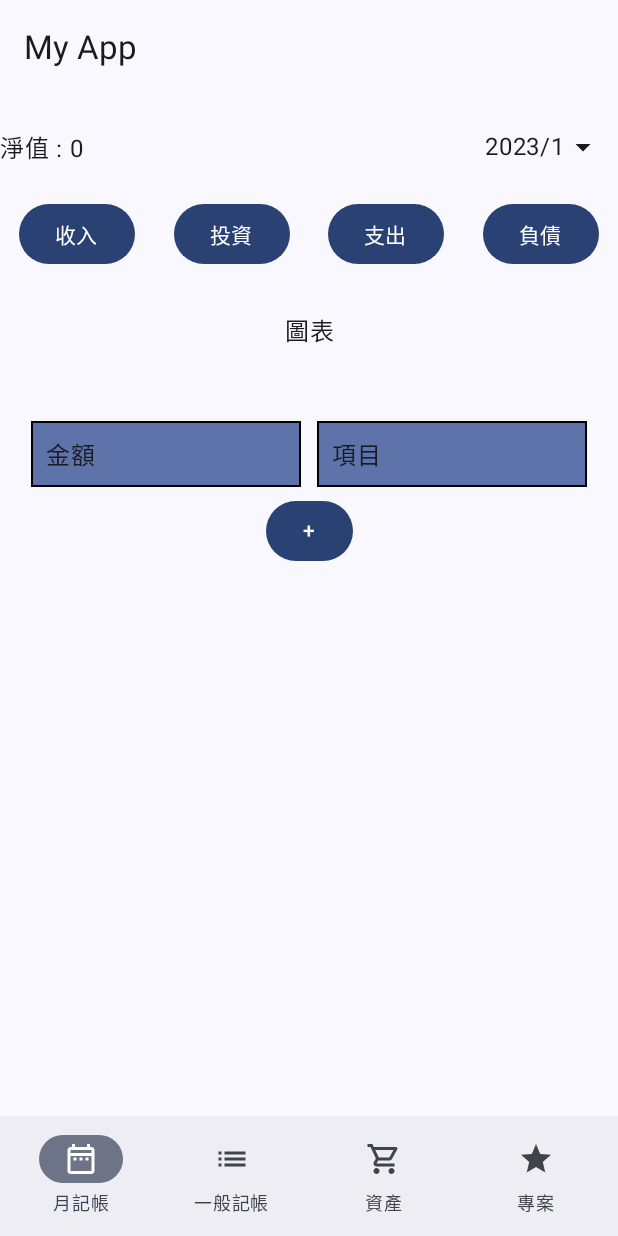
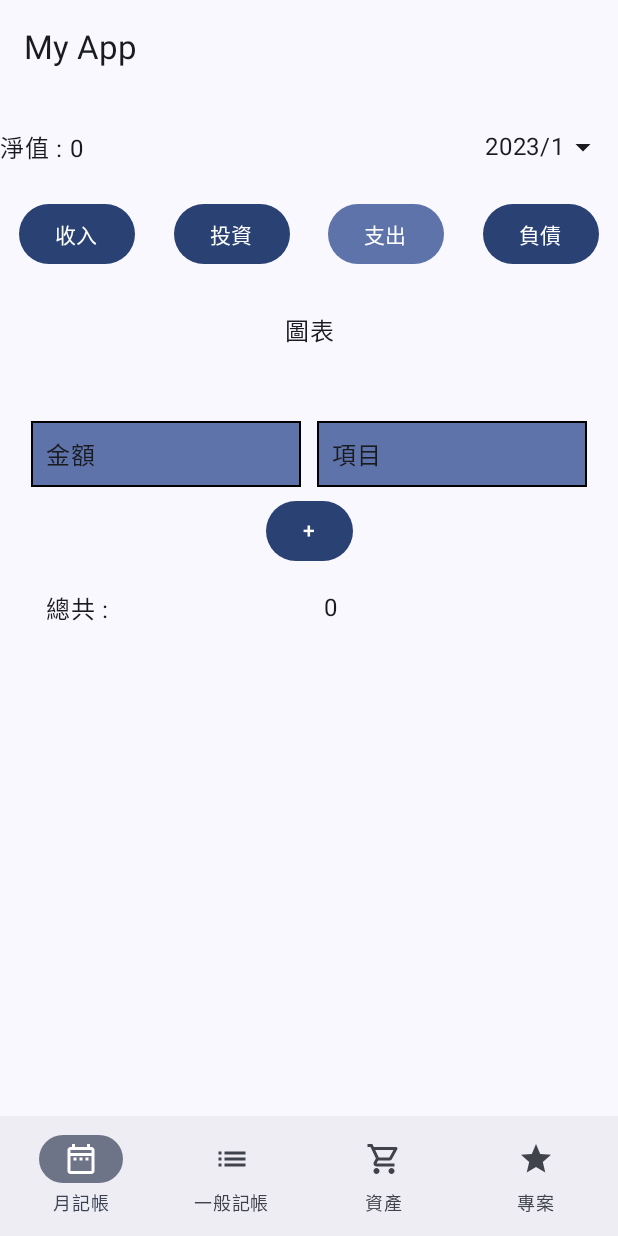
Before and after one commit to kikiouo201/FullMoonMoney, an Android app built with Jetpack Compose: the screen it shows after launch (MainActivity), after a tap on "支出", on a phone screen of 412 x 824 dp. Run offline under Robolectric (Android 15) with nearby library versions, the light colour scheme and no system bars; 3 other taps on this screen came first.

Commit message:
Increase the sum of each item and fix the abnormal jumping of DatePickerDialog

```diff
--- a/app/build.gradle
+++ b/app/build.gradle
@@ -37,7 +37,7 @@ android {
         compose true
     }
     composeOptions {
-        kotlinCompilerExtensionVersion '1.3.2'
+        kotlinCompilerExtensionVersion '1.4.0'
     }
     packagingOptions {
         resources {
@@ -55,7 +55,7 @@ dependencies {
     implementation 'androidx.compose.ui:ui'
     implementation 'androidx.compose.ui:ui-graphics'
     implementation 'androidx.compose.ui:ui-tooling-preview'
-    implementation 'androidx.compose.material3:material3'
+    implementation 'androidx.compose.material3:material3:1.1.1'
     implementation 'androidx.lifecycle:lifecycle-viewmodel-compose:2.5.1'
     testImplementation 'junit:junit:4.13.2'
     androidTestImplementation 'androidx.test.ext:junit:1.1.5'
--- a/app/src/main/java/com/example/fullmoonmoney/ui/monthlyAccounting/MonthlyAccounting.kt
+++ b/app/src/main/java/com/example/fullmoonmoney/ui/monthlyAccounting/MonthlyAccounting.kt
@@ -1,7 +1,7 @@
 package com.example.fullmoonmoney.ui.monthlyAccounting
 
-import android.app.DatePickerDialog
-import android.widget.DatePicker
+import androidx.compose.material3.DatePickerDialog
+import androidx.compose.material3.DatePicker
 import androidx.compose.foundation.layout.Arrangement
 import androidx.compose.foundation.layout.Box
 import androidx.compose.foundation.layout.Column
@@ -17,6 +17,7 @@ import androidx.compose.material.icons.Icons
 import androidx.compose.material.icons.filled.ArrowDropDown
 import androidx.compose.material3.AlertDialog
 import androidx.compose.material3.Button
+import androidx.compose.material3.ButtonDefaults
 import androidx.compose.material3.ExperimentalMaterial3Api
 import androidx.compose.material3.Icon
 import androidx.compose.material3.IconButton
@@ -24,6 +25,7 @@ import androidx.compose.material3.MaterialTheme
 import androidx.compose.material3.OutlinedTextField
 import androidx.compose.material3.Text
 import androidx.compose.material3.TextButton
+import androidx.compose.material3.rememberDatePickerState
 import androidx.compose.runtime.Composable
 import androidx.compose.runtime.getValue
 import androidx.compose.runtime.mutableStateOf
@@ -32,7 +34,7 @@ import androidx.compose.runtime.saveable.rememberSaveable
 import androidx.compose.runtime.setValue
 import androidx.compose.ui.Alignment
 import androidx.compose.ui.Modifier
-import androidx.compose.ui.platform.LocalContext
+import androidx.compose.ui.graphics.Color
 import androidx.compose.ui.res.stringResource
 import androidx.compose.ui.text.TextRange
 import androidx.compose.ui.text.input.TextFieldValue
@@ -49,8 +51,9 @@ import java.util.Calendar
 // 月記帳
 @Composable
 fun MonthlyAccounting(viewModel: MonthlyAccountingViewModel = viewModel()) {
-    var monthlyCategory by remember { viewModel.monthlyCategory }
+    var monthlyCategory by remember { viewModel.currentMonthlyCategory }
     var selectedDate by remember { viewModel.selectedDate }
+
     Column {
         Row(
             modifier = Modifier.fillMaxWidth(),
@@ -68,11 +71,22 @@ fun MonthlyAccounting(viewModel: MonthlyAccountingViewModel = viewModel()) {
             horizontalArrangement = Arrangement.SpaceAround,
         ) {
             viewModel.monthlyCategories.forEach {
-                Button(onClick = {
-                    monthlyCategory = it
-                    viewModel.setCurrentStatus(monthlyCategory, selectedDate)
-                }) {
-                    Text(text = stringResource(id = it.categoryName))
+                Button(
+                    colors = ButtonDefaults.buttonColors(
+                        containerColor = if (it == monthlyCategory) {
+                            MaterialTheme.colorScheme.primaryContainer
+                        } else {
+                            MaterialTheme.colorScheme.primary
+                        }
+                    ),
+                    onClick = {
+                        viewModel.setCurrentStatus(it, selectedDate)
+                    }
+                ) {
+                    Text(
+                        text = stringResource(id = it.categoryName),
+                        color = Color.White
+                    )
                 }
             }
         }
@@ -93,7 +107,7 @@ fun MonthlyAccounting(viewModel: MonthlyAccountingViewModel = viewModel()) {
 @Composable
 fun MonthlyAccountingTable(viewModel: MonthlyAccountingViewModel) {
     var isAddItemDialog by remember { mutableStateOf(false) }
-    val tableData = viewModel.getMonthlyData()
+    val tableData by remember { viewModel.selectedTableData }
 
     Column(
         Modifier
@@ -131,6 +145,23 @@ fun MonthlyAccountingTable(viewModel: MonthlyAccountingViewModel) {
         ) {
             Text(text = "+")
         }
+        Row(
+            modifier = Modifier.padding(5.dp),
+            verticalAlignment = Alignment.CenterVertically
+        ) {
+            Text(
+                text = "總共 : ",
+                Modifier
+                    .weight(1f)
+                    .padding(10.dp)
+            )
+            Text(
+                text = viewModel.getTotal().toString(),
+                Modifier
+                    .weight(1f)
+                    .padding(10.dp)
+            )
+        }
         if (isAddItemDialog) {
             AddItemDialog(
                 onAdd = { text ->
@@ -149,7 +180,6 @@ fun MonthlyAccountingTable(viewModel: MonthlyAccountingViewModel) {
 }
 
 // 增加項目的 dialog
-@OptIn(ExperimentalMaterial3Api::class)
 @Composable
 fun AddItemDialog(onAdd: (String) -> Unit, onCancel: () -> Unit) {
     var value by rememberSaveable(stateSaver = TextFieldValue.Saver) {
@@ -184,13 +214,16 @@ fun AddItemDialog(onAdd: (String) -> Unit, onCancel: () -> Unit) {
     )
 }
 
+@OptIn(ExperimentalMaterial3Api::class)
 @Composable
 fun MonthDropdownMenu(selectedDate: Pair<Int, Int>, onSelected: (Pair<Int, Int>) -> Unit) {
+    // TODO 改成只選月日
     var expanded by remember { mutableStateOf(false) }
     val calendar = Calendar.getInstance()
-    val year = selectedDate.first
-    val month = selectedDate.second
-    val dayOfMonth = calendar[Calendar.DAY_OF_MONTH]
+    calendar[Calendar.YEAR] = selectedDate.first
+    calendar[Calendar.MONTH] = selectedDate.second
+    val datePickerState =
+        rememberDatePickerState(initialDisplayedMonthMillis = calendar.timeInMillis)
 
     Box {
         IconButton(modifier = Modifier
@@ -198,7 +231,7 @@ fun MonthDropdownMenu(selectedDate: Pair<Int, Int>, onSelected: (Pair<Int, Int>)
             .width(80.dp),
             onClick = { expanded = true }) {
             Row(verticalAlignment = Alignment.CenterVertically) {
-                Text(text = "$year/$month")
+                Text(text = "${selectedDate.first}/${selectedDate.second}")
                 Icon(
                     imageVector = Icons.Default.ArrowDropDown,
                     modifier = Modifier.fillMaxHeight(),
@@ -207,14 +240,27 @@ fun MonthDropdownMenu(selectedDate: Pair<Int, Int>, onSelected: (Pair<Int, Int>)
             }
         }
         if (expanded) {
-            // TODO 改成只選月日
             DatePickerDialog(
-                LocalContext.current,
-                { _: DatePicker, selectedYear: Int, selectedMonth: Int, _: Int ->
-                    expanded = false
-                    onSelected(Pair(selectedYear, selectedMonth + 1))
-                }, year, month - 1, dayOfMonth
-            ).show()
+                onDismissRequest = { expanded = false },
+                confirmButton = {
+                    TextButton(onClick = {
+                        datePickerState.selectedDateMillis?.let {
+                            calendar.timeInMillis = it
+                        }
+                        onSelected(Pair(calendar[Calendar.YEAR], calendar[Calendar.MONTH] + 1))
+                        expanded = false
+                    }) {
+                        Text(stringResource(R.string.ok))
+                    }
+                },
+                dismissButton = {
+                    TextButton(onClick = { expanded = false }) {
+                        Text(stringResource(R.string.cancel))
+                    }
+                }
+            ) {
+                DatePicker(state = datePickerState)
+            }
         }
     }
 }
--- a/app/src/main/java/com/example/fullmoonmoney/ui/monthlyAccounting/MonthlyAccountingViewModel.kt
+++ b/app/src/main/java/com/example/fullmoonmoney/ui/monthlyAccounting/MonthlyAccountingViewModel.kt
@@ -8,11 +8,11 @@ import com.example.fullmoonmoney.R
 
 class MonthlyAccountingViewModel : ViewModel() {
 
+    private var monthlyData = mutableStateOf(mutableStateMapOf<MonthlyCategory, MonthlyData>())
+    var currentMonthlyCategory = mutableStateOf(MonthlyCategory.Income)
     var netWorth = mutableStateOf(0)
-    private var monthlyData = mutableStateOf(mutableStateMapOf<MonthlyCategory, MonthlyData>())
     var selectedDate = mutableStateOf(Pair(2023, 1))
-    private var currentMonthlyCategory = mutableStateOf(MonthlyCategory.Income)
-    var monthlyCategory = mutableStateOf(MonthlyCategory.Income)
+    var selectedTableData = mutableStateOf(listOf<Pair<String, String>>())
     val monthlyCategories: List<MonthlyCategory> = listOf(
         MonthlyCategory.Income,
         MonthlyCategory.Invest,
@@ -27,21 +27,25 @@ class MonthlyAccountingViewModel : ViewModel() {
             it.data["2023/9"] = listOf(Pair("B 銀行", ""), Pair("現金", ""))
             monthlyData.value[MonthlyCategory.Income] = it
         }
+        setMonthlyData()
     }
 
     fun setCurrentStatus(monthlyCategory: MonthlyCategory, date: Pair<Int, Int>) {
         currentMonthlyCategory.value = monthlyCategory
         selectedDate.value = date
+        setMonthlyData()
     }
 
-    fun setCurrentTableData(
-        data: List<Pair<String, String>>,
-        monthlyCategory: MonthlyCategory = currentMonthlyCategory.value
-    ) {
-        monthlyData.value[monthlyCategory]?.data?.set(getMonthlyDataKey(), data)
+    fun setCurrentTableData(data: List<Pair<String, String>>) {
+        monthlyData.value[currentMonthlyCategory.value]?.data?.set(getMonthlyDataKey(), data)
+        setMonthlyData()
     }
 
-    fun getMonthlyData(): List<Pair<String, String>> {
+    fun getTotal(): Int {
+        return monthlyData.value[currentMonthlyCategory.value]?.total?.get(getMonthlyDataKey()) ?: 0
+    }
+
+    private fun setMonthlyData() {
         if (!monthlyData.value.containsKey(currentMonthlyCategory.value)) {
             // 沒有MonthlyCategory
             MonthlyData().let {
@@ -50,16 +54,50 @@ class MonthlyAccountingViewModel : ViewModel() {
             }
         }
         monthlyData.value[currentMonthlyCategory.value]?.data?.get(getMonthlyDataKey())
-            ?.let { return it }
-        return listOf()
+            ?.let {
+                selectedTableData.value = it
+                setTotal()
+                setNetWorth()
+                return
+            }
+        selectedTableData.value = listOf()
+        setTotal()
+        setNetWorth()
     }
 
     private fun getMonthlyDataKey(): String {
         return "${selectedDate.value.first}/${selectedDate.value.second}"
     }
+
+    // 儲存總共
+    private fun setTotal() {
+        var total = 0
+        selectedTableData.value.forEach {
+            if (it.second != "") {
+                total += it.second.toInt()
+            }
+        }
+        monthlyData.value[currentMonthlyCategory.value]?.total?.set(getMonthlyDataKey(), total)
+    }
+
+    // 儲存淨值
+    private fun setNetWorth() {
+        netWorth.value = 0
+        monthlyData.value.forEach { total ->
+            total.value.total.forEach {
+                if (it.key == getMonthlyDataKey()) {
+                    when (total.key) {
+                        MonthlyCategory.Income, MonthlyCategory.Invest -> netWorth.value += it.value
+                        MonthlyCategory.Debt, MonthlyCategory.Expenditure -> netWorth.value -= it.value
+                    }
+                }
+            }
+        }
+    }
 }
 
 data class MonthlyData(
+    var total: SnapshotStateMap<String, Int> = mutableStateMapOf(),
     var data: SnapshotStateMap<String, List<Pair<String, String>>> = mutableStateMapOf()
 )
 
--- a/build.gradle
+++ b/build.gradle
@@ -2,5 +2,5 @@
 plugins {
     id 'com.android.application' version '8.0.1' apply false
     id 'com.android.library' version '8.0.1' apply false
-    id 'org.jetbrains.kotlin.android' version '1.7.20' apply false
+    id 'org.jetbrains.kotlin.android' version '1.8.0' apply false
 }
```
